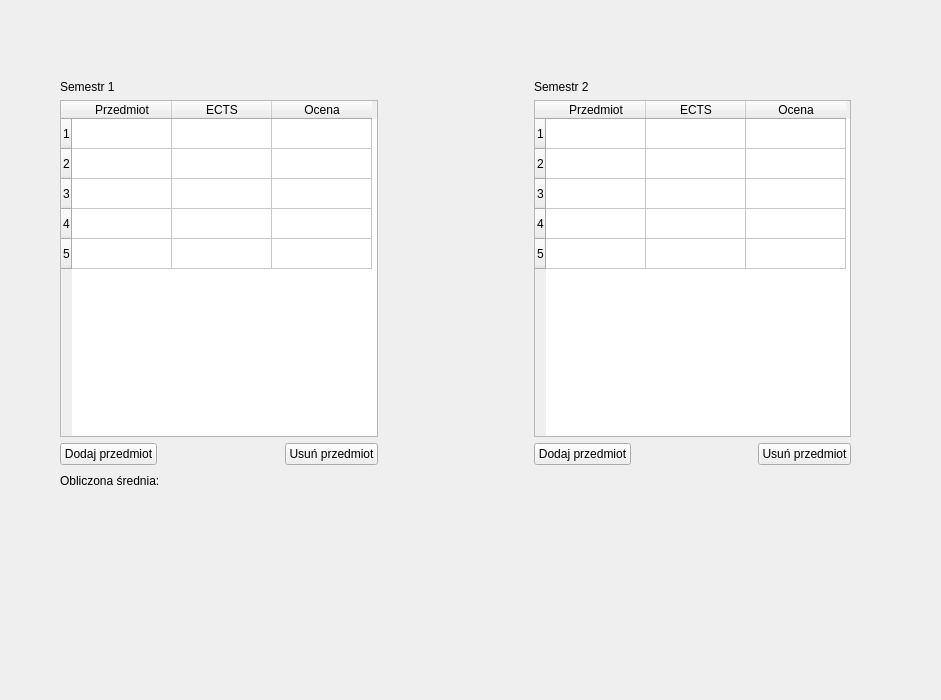
SPatryk3267/Kalkulator-Sredniej-ECTS, file widget.ui: the form before one commit.
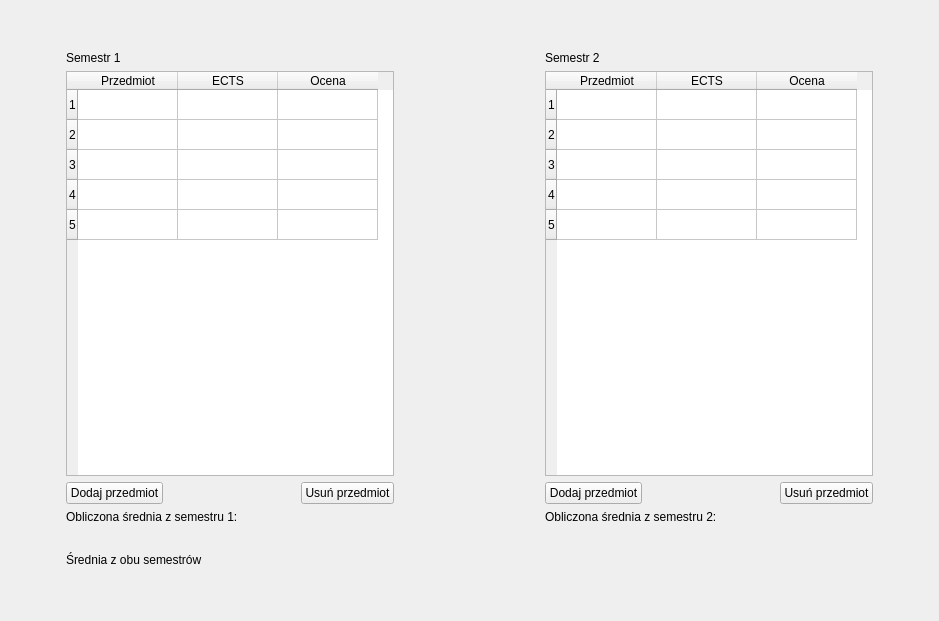
The form after the commit.

```diff
--- a/widget.ui
+++ b/widget.ui
@@ -6,27 +6,54 @@
    <rect>
     <x>0</x>
     <y>0</y>
-    <width>941</width>
-    <height>700</height>
+    <width>939</width>
+    <height>621</height>
    </rect>
   </property>
   <property name="windowTitle">
    <string>Widget</string>
   </property>
-  <widget class="QWidget" name="">
-   <property name="geometry">
-    <rect>
-     <x>60</x>
-     <y>80</y>
-     <width>791</width>
-     <height>411</height>
-    </rect>
-   </property>
+  <layout class="QVBoxLayout" name="verticalLayout_5">
+   <item>
    <layout class="QVBoxLayout" name="verticalLayout_4">
     <item>
+      <spacer name="verticalSpacer_3">
+       <property name="orientation">
+        <enum>Qt::Orientation::Vertical</enum>
+       </property>
+       <property name="sizeType">
+        <enum>QSizePolicy::Policy::Minimum</enum>
+       </property>
+       <property name="sizeHint" stdset="0">
+        <size>
+         <width>20</width>
+         <height>40</height>
+        </size>
+       </property>
+      </spacer>
+     </item>
+     <item>
+      <layout class="QHBoxLayout" name="horizontalLayout_8">
+       <item>
+        <spacer name="horizontalSpacer">
+         <property name="orientation">
+          <enum>Qt::Orientation::Horizontal</enum>
+         </property>
+         <property name="sizeType">
+          <enum>QSizePolicy::Policy::Minimum</enum>
+         </property>
+         <property name="sizeHint" stdset="0">
+          <size>
+           <width>55</width>
+           <height>20</height>
+          </size>
+         </property>
+        </spacer>
+       </item>
+       <item>
      <layout class="QVBoxLayout" name="verticalLayout_3">
       <item>
-       <layout class="QHBoxLayout" name="horizontalLayout">
+          <layout class="QHBoxLayout" name="horizontalLayout_5">
         <item>
          <layout class="QVBoxLayout" name="verticalLayout_2">
           <item>
@@ -66,71 +93,8 @@
             </column>
            </widget>
           </item>
-         </layout>
-        </item>
         <item>
-         <spacer name="horizontalSpacer">
-          <property name="orientation">
-           <enum>Qt::Orientation::Horizontal</enum>
-          </property>
-          <property name="sizeType">
-           <enum>QSizePolicy::Policy::Maximum</enum>
-          </property>
-          <property name="sizeHint" stdset="0">
-           <size>
-            <width>150</width>
-            <height>13</height>
-           </size>
-          </property>
-         </spacer>
-        </item>
-        <item>
-         <layout class="QVBoxLayout" name="verticalLayout">
-          <item>
-           <widget class="QLabel" name="semesterTwoLabel">
-            <property name="text">
-             <string>Semestr 2</string>
-            </property>
-           </widget>
-          </item>
-          <item>
-           <widget class="QTableWidget" name="semesterTwoTable">
-            <property name="rowCount">
-             <number>5</number>
-            </property>
-            <property name="columnCount">
-             <number>3</number>
-            </property>
-            <row/>
-            <row/>
-            <row/>
-            <row/>
-            <row/>
-            <column>
-             <property name="text">
-              <string>Przedmiot</string>
-             </property>
-            </column>
-            <column>
-             <property name="text">
-              <string>ECTS</string>
-             </property>
-            </column>
-            <column>
-             <property name="text">
-              <string>Ocena</string>
-             </property>
-            </column>
-           </widget>
-          </item>
-         </layout>
-        </item>
-       </layout>
-      </item>
-      <item>
-       <layout class="QHBoxLayout" name="horizontalLayout_4">
-        <item>
-         <layout class="QHBoxLayout" name="horizontalLayout_3">
+              <layout class="QHBoxLayout" name="horizontalLayout">
           <item>
            <widget class="QPushButton" name="semesterOneAddButton">
             <property name="text">
@@ -161,6 +125,26 @@
          </layout>
         </item>
         <item>
+              <layout class="QHBoxLayout" name="horizontalLayout_3">
+               <item>
+                <widget class="QLabel" name="calculatedMeanSemesterOneLabel">
+                 <property name="text">
+                  <string>Obliczona średnia z semestru 1:</string>
+                 </property>
+                </widget>
+               </item>
+               <item>
+                <widget class="QLabel" name="meanResultSemesterOneLabel">
+                 <property name="text">
+                  <string/>
+                 </property>
+                </widget>
+               </item>
+              </layout>
+             </item>
+            </layout>
+           </item>
+           <item>
          <spacer name="horizontalSpacer_4">
           <property name="orientation">
            <enum>Qt::Orientation::Horizontal</enum>
@@ -170,11 +154,50 @@
           </property>
           <property name="sizeHint" stdset="0">
            <size>
-            <width>150</width>
-            <height>20</height>
+               <width>145</width>
+               <height>18</height>
            </size>
           </property>
          </spacer>
+           </item>
+           <item>
+            <layout class="QVBoxLayout" name="verticalLayout">
+             <item>
+              <widget class="QLabel" name="semesterTwoLabel">
+               <property name="text">
+                <string>Semestr 2</string>
+               </property>
+              </widget>
+             </item>
+             <item>
+              <widget class="QTableWidget" name="semesterTwoTable">
+               <property name="rowCount">
+                <number>5</number>
+               </property>
+               <property name="columnCount">
+                <number>3</number>
+               </property>
+               <row/>
+               <row/>
+               <row/>
+               <row/>
+               <row/>
+               <column>
+                <property name="text">
+                 <string>Przedmiot</string>
+                </property>
+               </column>
+               <column>
+                <property name="text">
+                 <string>ECTS</string>
+                </property>
+               </column>
+               <column>
+                <property name="text">
+                 <string>Ocena</string>
+                </property>
+               </column>
+              </widget>
         </item>
         <item>
          <layout class="QHBoxLayout" name="horizontalLayout_2">
@@ -207,25 +230,63 @@
           </item>
          </layout>
         </item>
+             <item>
+              <layout class="QHBoxLayout" name="horizontalLayout_4">
+               <item>
+                <widget class="QLabel" name="calculatedMeanSemesterTwoLabel">
+                 <property name="text">
+                  <string>Obliczona średnia z semestru 2:</string>
+                 </property>
+                </widget>
+               </item>
+               <item>
+                <widget class="QLabel" name="meanResultSemesterTwoLabel">
+                 <property name="text">
+                  <string/>
+                 </property>
+                </widget>
+               </item>
        </layout>
       </item>
      </layout>
     </item>
+          </layout>
+         </item>
     <item>
-     <layout class="QHBoxLayout" name="horizontalLayout_5">
+          <spacer name="verticalSpacer">
+           <property name="orientation">
+            <enum>Qt::Orientation::Vertical</enum>
+           </property>
+           <property name="sizeType">
+            <enum>QSizePolicy::Policy::Minimum</enum>
+           </property>
+           <property name="sizeHint" stdset="0">
+            <size>
+             <width>20</width>
+             <height>20</height>
+            </size>
+           </property>
+          </spacer>
+         </item>
       <item>
-       <widget class="QLabel" name="calculatedMeanLabel">
+          <layout class="QHBoxLayout" name="horizontalLayout_7">
+           <item>
+            <layout class="QHBoxLayout" name="horizontalLayout_6">
+             <item>
+              <widget class="QLabel" name="calculatedMeanSemesterBothLabel">
         <property name="text">
-         <string>Obliczona średnia:</string>
+                <string>Średnia z obu semestrów</string>
         </property>
        </widget>
       </item>
       <item>
-       <widget class="QLabel" name="meanResultLabel">
+              <widget class="QLabel" name="meanResultSemesterBothLabel">
         <property name="text">
          <string/>
         </property>
        </widget>
+             </item>
+            </layout>
       </item>
       <item>
        <spacer name="horizontalSpacer_5">
@@ -246,7 +307,44 @@
      </layout>
     </item>
    </layout>
-  </widget>
+       </item>
+       <item>
+        <spacer name="horizontalSpacer_6">
+         <property name="orientation">
+          <enum>Qt::Orientation::Horizontal</enum>
+         </property>
+         <property name="sizeType">
+          <enum>QSizePolicy::Policy::Minimum</enum>
+         </property>
+         <property name="sizeHint" stdset="0">
+          <size>
+           <width>55</width>
+           <height>20</height>
+          </size>
+         </property>
+        </spacer>
+       </item>
+      </layout>
+     </item>
+     <item>
+      <spacer name="verticalSpacer_2">
+       <property name="orientation">
+        <enum>Qt::Orientation::Vertical</enum>
+       </property>
+       <property name="sizeType">
+        <enum>QSizePolicy::Policy::Minimum</enum>
+       </property>
+       <property name="sizeHint" stdset="0">
+        <size>
+         <width>20</width>
+         <height>40</height>
+        </size>
+       </property>
+      </spacer>
+     </item>
+    </layout>
+   </item>
+  </layout>
  </widget>
  <resources/>
  <connections/>
```
Lines whose indentation alone changed are shown as unchanged.
